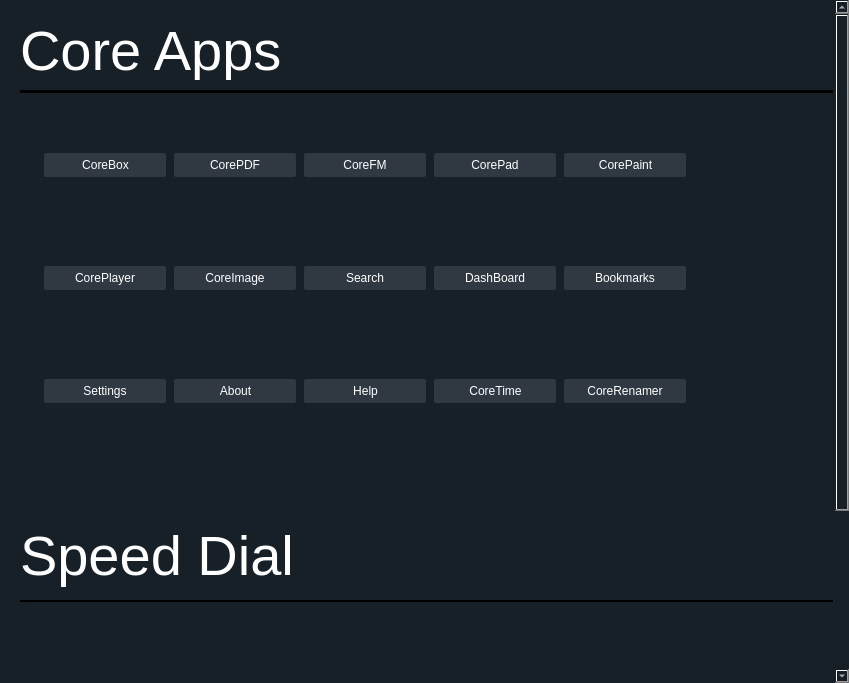
rahmanshaber/corebox, file app/start/start.ui: the form before one commit.
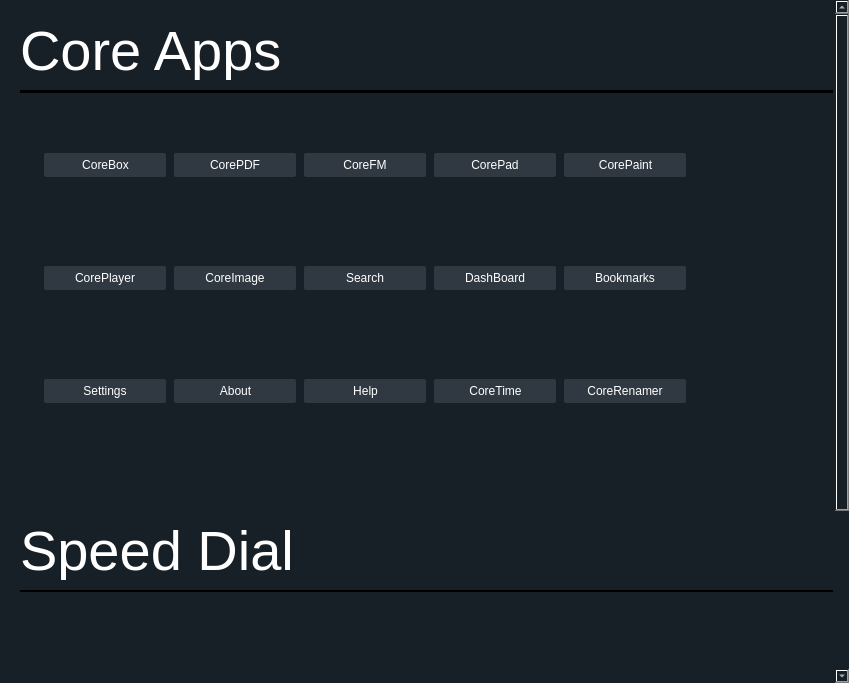
The form after the commit. Icons and pictures are not drawn.

```diff
--- a/app/start/start.ui
+++ b/app/start/start.ui
@@ -83,7 +83,7 @@
       <property name="geometry">
        <rect>
         <x>0</x>
-        <y>0</y>
+        <y>-217</y>
         <width>837</width>
         <height>900</height>
        </rect>
@@ -520,7 +520,7 @@
             <property name="maximumSize">
              <size>
               <width>16777215</width>
-              <height>70</height>
+              <height>60</height>
              </size>
             </property>
             <property name="frameShape">
```
Left out of the diff: 6 changed lines with no effect on the pictures.
